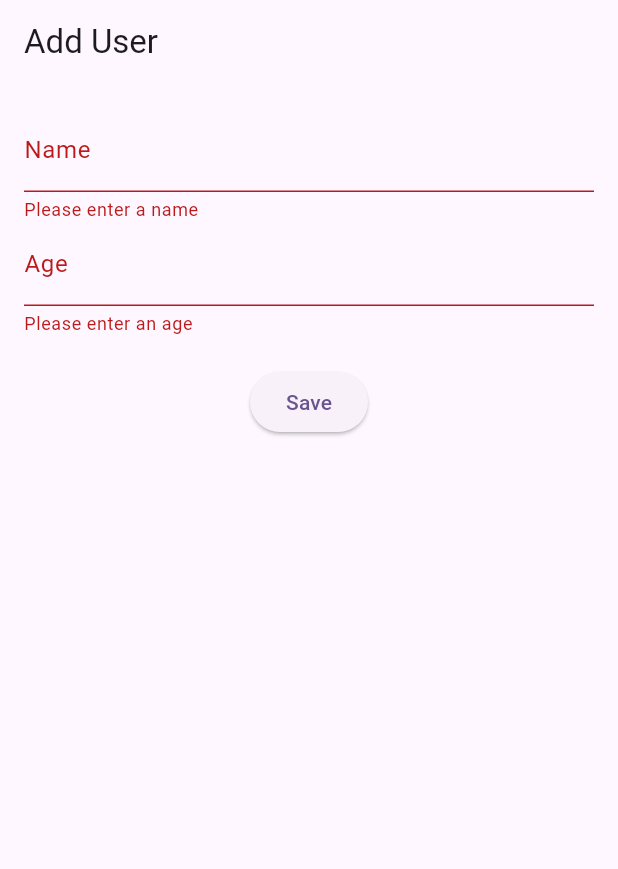
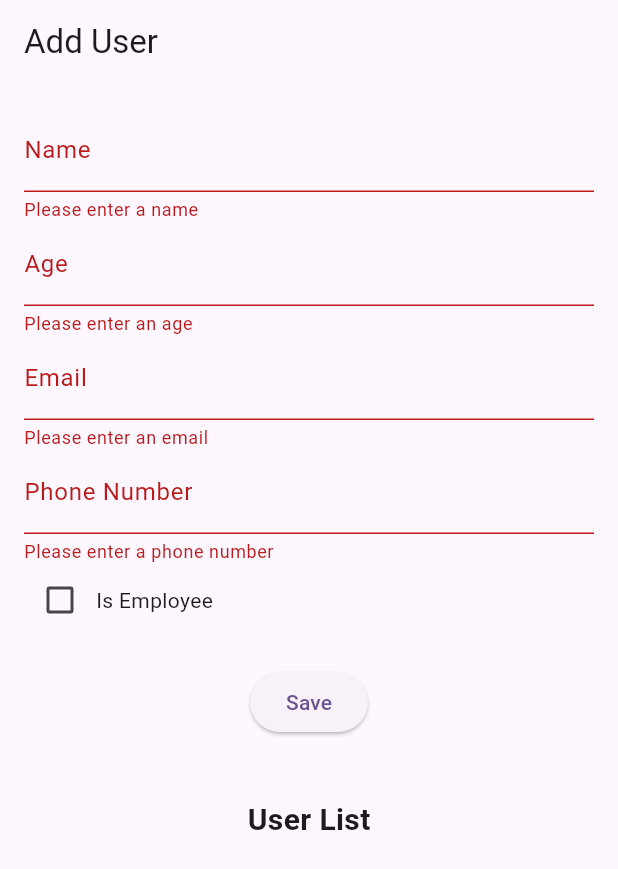
Before and after one commit to AbdullahSheraz/location_tracker, a Flutter app: the screen it shows after launch, after a tap on "Save", on a phone screen of 412 x 824 dp. Shown: the top 869 px of the screen. Run offline on Flutter 3.47's test engine with Material 3 defaults, Android fonts, the phone set to English and light mode, and no system bars; our stand-ins replace cloud_firestore, firebase_core; accounts and stored records are empty.

Commit message:
added more fields and also showing the data from db

```diff
--- a/lib/form_screen.dart
+++ b/lib/form_screen.dart
@@ -12,6 +12,9 @@ class _FormScreenState extends State<FormScreen> {
   final _formKey = GlobalKey<FormState>();
   final _nameController = TextEditingController();
   final _ageController = TextEditingController();
+  final _emailController = TextEditingController();
+  final _phoneController = TextEditingController();
+  bool _isEmployee = false; // Checkbox state
 
   // Firestore instance
   final CollectionReference users =
@@ -23,11 +26,19 @@ class _FormScreenState extends State<FormScreen> {
       users.add({
         'name': _nameController.text,
         'age': int.parse(_ageController.text),
+        'email': _emailController.text,
+        'phone': _phoneController.text,
+        'isEmployee': _isEmployee,
       }).then((value) {
         ScaffoldMessenger.of(context)
             .showSnackBar(const SnackBar(content: Text('Data Added')));
         _nameController.clear();
         _ageController.clear();
+        _emailController.clear();
+        _phoneController.clear();
+        setState(() {
+          _isEmployee = false;
+        });
       }).catchError((error) {
         ScaffoldMessenger.of(context).showSnackBar(
             SnackBar(content: Text('Failed to add data: $error')));
@@ -41,7 +52,10 @@ class _FormScreenState extends State<FormScreen> {
       appBar: AppBar(title: const Text('Add User')),
       body: Padding(
         padding: const EdgeInsets.all(16.0),
-        child: Form(
+        child: SingleChildScrollView(
+          child: Column(
+            children: [
+              Form(
                 key: _formKey,
                 child: Column(
                   children: [
@@ -66,6 +80,41 @@ class _FormScreenState extends State<FormScreen> {
                         return null;
                       },
                     ),
+                    TextFormField(
+                      controller: _emailController,
+                      decoration: const InputDecoration(labelText: 'Email'),
+                      validator: (value) {
+                        if (value == null || value.isEmpty) {
+                          return 'Please enter an email';
+                        }
+                        return null;
+                      },
+                    ),
+                    TextFormField(
+                      controller: _phoneController,
+                      decoration:
+                          const InputDecoration(labelText: 'Phone Number'),
+                      keyboardType: TextInputType.phone,
+                      validator: (value) {
+                        if (value == null || value.isEmpty) {
+                          return 'Please enter a phone number';
+                        }
+                        return null;
+                      },
+                    ),
+                    Row(
+                      children: [
+                        Checkbox(
+                          value: _isEmployee,
+                          onChanged: (bool? value) {
+                            setState(() {
+                              _isEmployee = value!;
+                            });
+                          },
+                        ),
+                        const Text("Is Employee")
+                      ],
+                    ),
                     const SizedBox(height: 20),
                     ElevatedButton(
                       onPressed: _saveData,
@@ -74,6 +123,40 @@ class _FormScreenState extends State<FormScreen> {
                   ],
                 ),
               ),
+              const SizedBox(height: 40),
+              const Text(
+                'User List',
+                style: TextStyle(fontSize: 20, fontWeight: FontWeight.bold),
+              ),
+              const SizedBox(height: 10),
+              StreamBuilder<QuerySnapshot>(
+                stream: users.snapshots(),
+                builder: (context, snapshot) {
+                  if (!snapshot.hasData) {
+                    return const Center(child: CircularProgressIndicator());
+                  }
+
+                  final data = snapshot.data!.docs;
+
+                  return ListView.builder(
+                    shrinkWrap: true,
+                    itemCount: data.length,
+                    itemBuilder: (context, index) {
+                      final user = data[index].data() as Map<String, dynamic>;
+                      return Card(
+                        child: ListTile(
+                          title: Text(user['name'] ?? 'N/A'),
+                          subtitle: Text(
+                              'Age: ${user['age']}, Email: ${user['email']}, Phone: ${user['phone']}, Employee: ${user['isEmployee'] ? 'Yes' : 'No'}'),
+                        ),
+                      );
+                    },
+                  );
+                },
+              ),
+            ],
+          ),
+        ),
       ),
     );
   }
--- a/lib/main.dart
+++ b/lib/main.dart
@@ -21,7 +21,7 @@ class MyApp extends StatelessWidget {
         colorScheme: ColorScheme.fromSeed(seedColor: Colors.deepPurple),
         useMaterial3: true,
       ),
-      home: const FormScreen(),
+      home: FormScreen(),
     );
   }
 }
```
Lines whose indentation alone changed are shown as unchanged.
